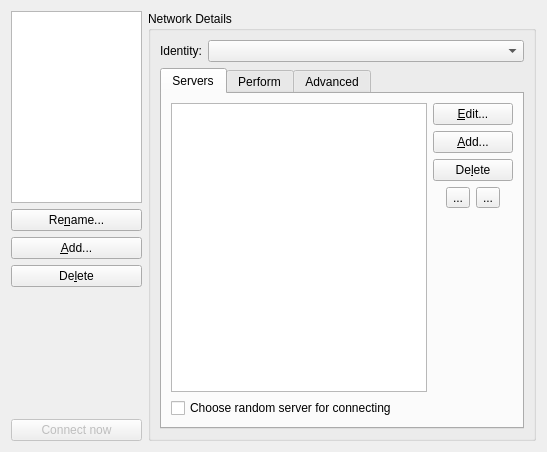
Before: the Qt Designer form src/qtui/settingspages/networkssettingspage.ui in quassel/quassel, drawn with Qt 5.
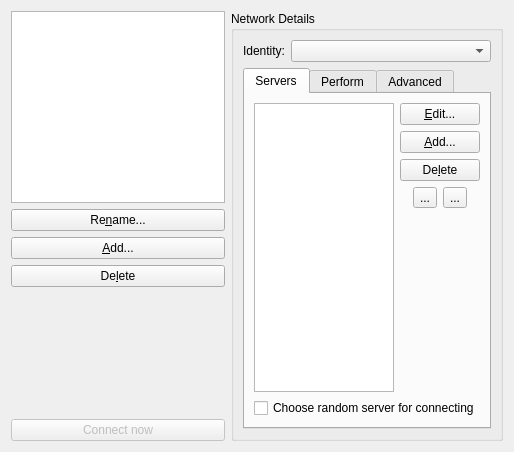
After: the same form once the commit is applied. Icons and pictures are not drawn.

Commit message: Fixing layout of the settingsdialog on Mac OS X again. Disabling Debug Console and removing Debug menu item as it isn't used currently.

Patch:
```diff
--- a/src/qtui/settingspages/networkssettingspage.ui
+++ b/src/qtui/settingspages/networkssettingspage.ui
@@ -121,7 +121,7 @@
    <item>
     <widget class="QGroupBox" name="detailsBox" >
      <property name="sizePolicy" >
-      <sizepolicy vsizetype="Preferred" hsizetype="MinimumExpanding" >
+      <sizepolicy vsizetype="Preferred" hsizetype="Expanding" >
        <horstretch>10</horstretch>
        <verstretch>0</verstretch>
       </sizepolicy>
```
The commit also changes 2 other files.
